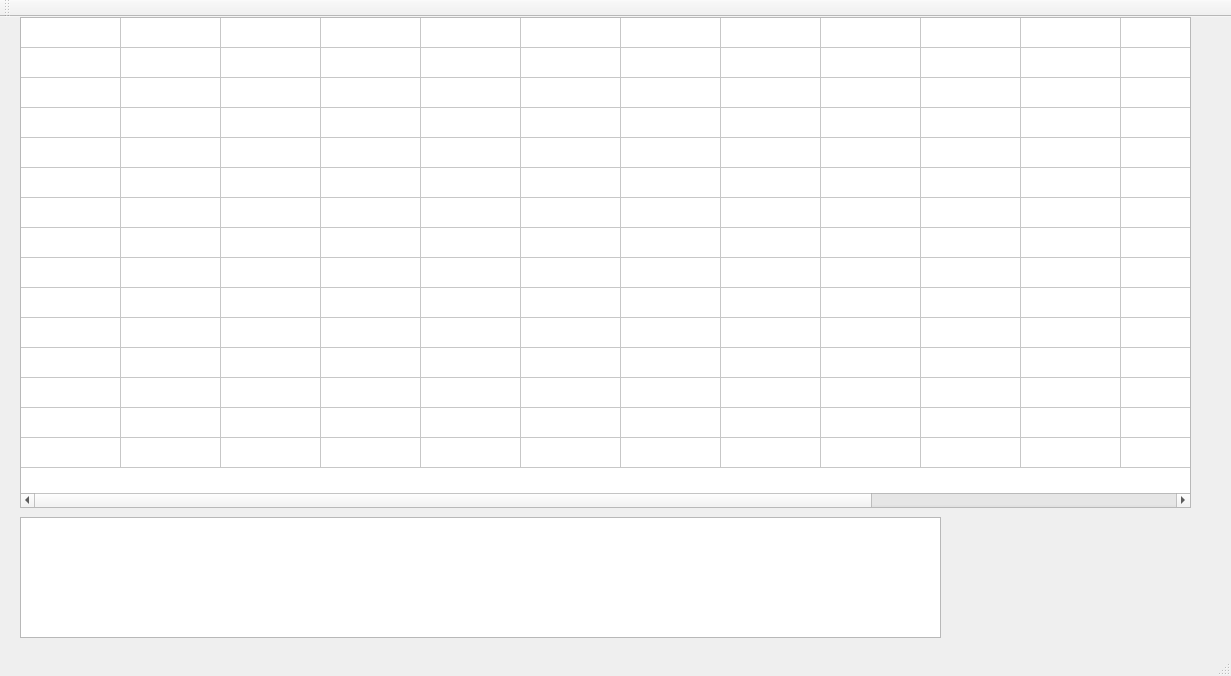
Above: mainwindow.ui from hvdbrand/puzzle-solver before the change. Below: the same form after it.
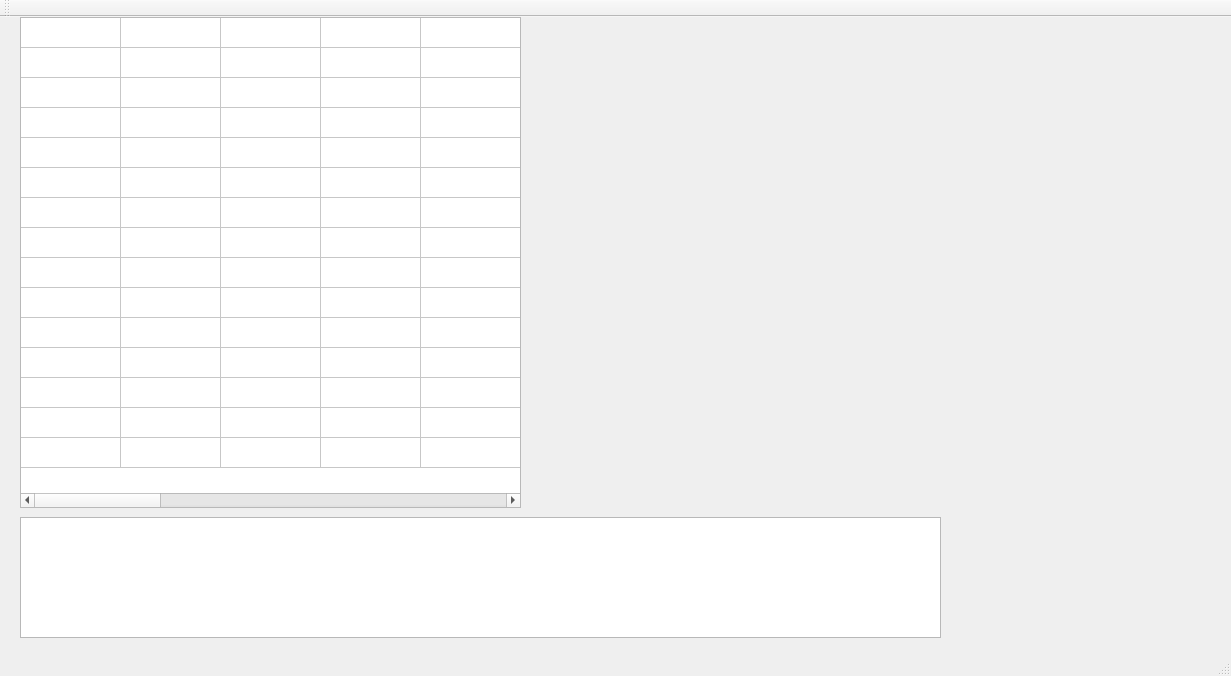
That is the form after the change.

Commit message: Reduce width of puzzle table

Diff of the .ui file:
```diff
--- a/mainwindow.ui
+++ b/mainwindow.ui
@@ -19,7 +19,7 @@
      <rect>
       <x>20</x>
       <y>0</y>
-      <width>1171</width>
+      <width>501</width>
       <height>491</height>
      </rect>
     </property>
```
